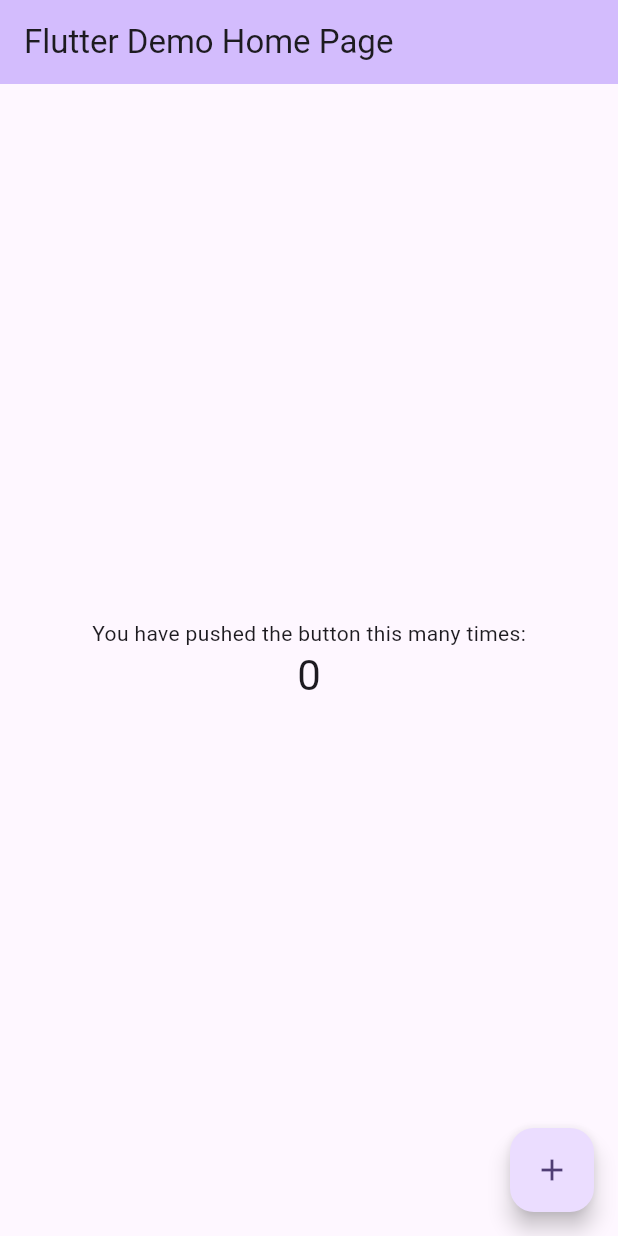
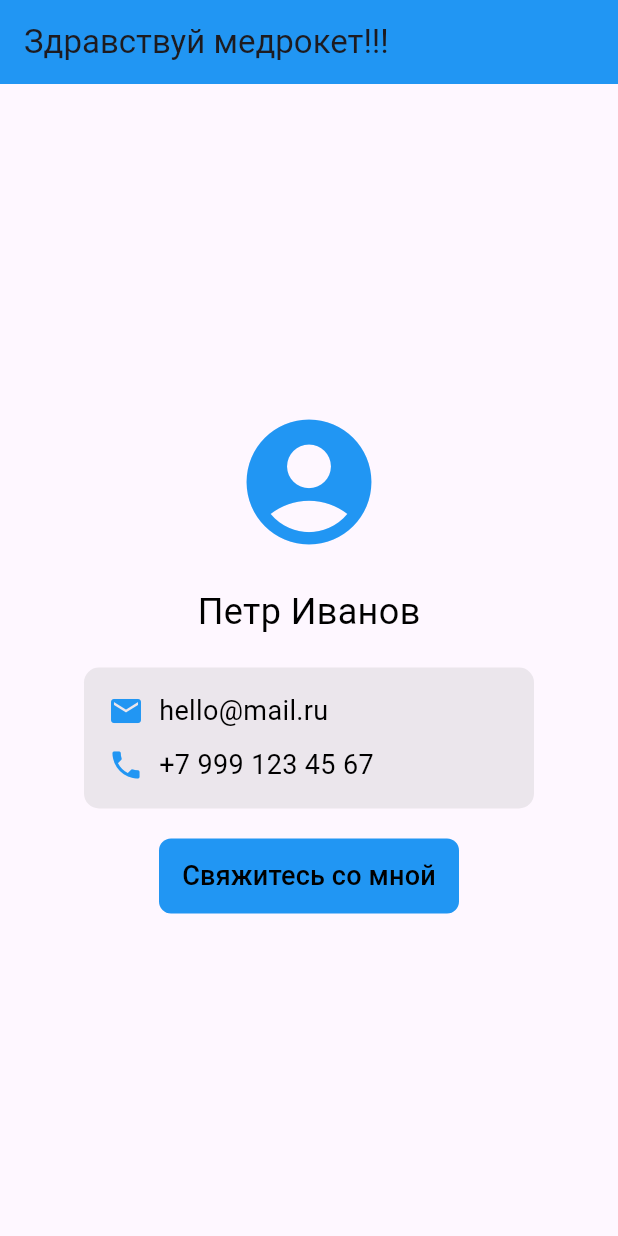
Before and after one commit to DtheCan/medrocket_hw, a Flutter app: the screen it shows after launch, on a phone screen of 412 x 824 dp. Run offline on Flutter 3.47's test engine with Material 3 defaults, Android fonts, the phone set to English and light mode, and no system bars.

Commit message:
Сделал страницу home_page

```diff
--- /dev/null
+++ b/lib/home_page.dart
@@ -0,0 +1,86 @@
+import 'package:flutter/material.dart';
+
+class Homepage extends StatelessWidget {
+  Homepage({super.key});
+
+  String hello = "Hello";
+
+  @override
+  Widget build(BuildContext context) {
+    return Scaffold(
+      appBar: AppBar(
+        title: Text("Здравствуй медрокет!!!"),
+        backgroundColor: Colors.blue,
+      ),
+      body: Center(
+        child: Column(
+          mainAxisAlignment: MainAxisAlignment.center,
+          children: [
+            const Icon(Icons.account_circle, size: 100, color: Colors.blue),
+            const SizedBox(height: 20),
+            const Text(
+              "Петр Иванов",
+              style: TextStyle(fontSize: 24, color: Colors.black),
+            ),
+            const SizedBox(height: 20),
+            Center(
+              child: Container(
+                constraints: BoxConstraints(maxWidth: 300),
+                decoration: BoxDecoration(
+                  color: Colors.grey.withAlpha(50),
+                  borderRadius: BorderRadius.circular(10),
+                ),
+                child: Padding(
+                  padding: EdgeInsets.all(16.0),
+                  child: Column(
+                    children: [
+                      Row(
+                        children: [
+                          const Icon(Icons.email, size: 24, color: Colors.blue),
+                          const SizedBox(width: 10),
+                          Text(
+                            "hello@mail.ru",
+                            style: TextStyle(fontSize: 18, color: Colors.black),
+                          ),
+                        ],
+                      ),
+                      const SizedBox(height: 10),
+                      Row(
+                        children: [
+                          Icon(Icons.phone, size: 24, color: Colors.blue),
+                          const SizedBox(width: 10),
+                          Text(
+                            "+7 999 123 45 67",
+                            style: TextStyle(fontSize: 18, color: Colors.black),
+                          ),
+                        ],
+                      ),
+                    ],
+                  ),
+                ),
+              ),
+            ),
+            SizedBox(height: 20),
+            SizedBox(
+              width: 200,
+              height: 50,
+              child: TextButton(
+                onPressed: () {
+                  print(hello);
+                },
+                style: TextButton.styleFrom(
+                  backgroundColor: Colors.blue,
+                  foregroundColor: Colors.black,
+                  shape: RoundedRectangleBorder(
+                    borderRadius: BorderRadius.circular(8.0),
+                  ),
+                ),
+                child: Text("Свяжитесь со мной", style: TextStyle(fontSize: 18, color: Colors.black)),
+              ),
+            ),
+          ],
+        ),
+      ),
+    );
+  }
+}
--- a/lib/main.dart
+++ b/lib/main.dart
@@ -1,121 +1,16 @@
 import 'package:flutter/material.dart';
+import 'home_page.dart';
 
-void main() {
-  runApp(const MyApp());
-}
+void main() => runApp(const MyApp());
 
 class MyApp extends StatelessWidget {
   const MyApp({super.key});
 
-  // This widget is the root of your application.
   @override
   Widget build(BuildContext context) {
     return MaterialApp(
-      title: 'Flutter Demo',
-      theme: ThemeData(
-        // This is the theme of your application.
-        //
-        // TRY THIS: Try running your application with "flutter run". You'll see
-        // the application has a purple toolbar. Then, without quitting the app,
-        // try changing the seedColor in the colorScheme below to Colors.green
-        // and then invoke "hot reload" (save your changes or press the "hot
-        // reload" button in a Flutter-supported IDE, or press "r" if you used
-        // the command line to start the app).
-        //
-        // Notice that the counter didn't reset back to zero; the application
-        // state is not lost during the reload. To reset the state, use hot
-        // restart instead.
-        //
-        // This works for code too, not just values: Most code changes can be
-        // tested with just a hot reload.
-        colorScheme: .fromSeed(seedColor: Colors.deepPurple),
-      ),
-      home: const MyHomePage(title: 'Flutter Demo Home Page'),
-    );
-  }
-}
-
-class MyHomePage extends StatefulWidget {
-  const MyHomePage({super.key, required this.title});
-
-  // This widget is the home page of your application. It is stateful, meaning
-  // that it has a State object (defined below) that contains fields that affect
-  // how it looks.
-
-  // This class is the configuration for the state. It holds the values (in this
-  // case the title) provided by the parent (in this case the App widget) and
-  // used by the build method of the State. Fields in a Widget subclass are
-  // always marked "final".
-
-  final String title;
-
-  @override
-  State<MyHomePage> createState() => _MyHomePageState();
-}
-
-class _MyHomePageState extends State<MyHomePage> {
-  int _counter = 0;
-
-  void _incrementCounter() {
-    setState(() {
-      // This call to setState tells the Flutter framework that something has
-      // changed in this State, which causes it to rerun the build method below
-      // so that the display can reflect the updated values. If we changed
-      // _counter without calling setState(), then the build method would not be
-      // called again, and so nothing would appear to happen.
-      _counter++;
-    });
-  }
-
-  @override
-  Widget build(BuildContext context) {
-    // This method is rerun every time setState is called, for instance as done
-    // by the _incrementCounter method above.
-    //
-    // The Flutter framework has been optimized to make rerunning build methods
-    // fast, so that you can just rebuild anything that needs updating rather
-    // than having to individually change instances of widgets.
-    return Scaffold(
-      appBar: AppBar(
-        // TRY THIS: Try changing the color here to a specific color (to
-        // Colors.amber, perhaps?) and trigger a hot reload to see the AppBar
-        // change color while the other colors stay the same.
-        backgroundColor: Theme.of(context).colorScheme.inversePrimary,
-        // Here we take the value from the MyHomePage object that was created by
-        // the App.build method, and use it to set our appbar title.
-        title: Text(widget.title),
-      ),
-      body: Center(
-        // Center is a layout widget. It takes a single child and positions it
-        // in the middle of the parent.
-        child: Column(
-          // Column is also a layout widget. It takes a list of children and
-          // arranges them vertically. By default, it sizes itself to fit its
-          // children horizontally, and tries to be as tall as its parent.
-          //
-          // Column has various properties to control how it sizes itself and
-          // how it positions its children. Here we use mainAxisAlignment to
-          // center the children vertically; the main axis here is the vertical
-          // axis because Columns are vertical (the cross axis would be
-          // horizontal).
-          //
-          // TRY THIS: Invoke "debug painting" (choose the "Toggle Debug Paint"
-          // action in the IDE, or press "p" in the console), to see the
-          // wireframe for each widget.
-          mainAxisAlignment: .center,
-          children: [
-            const Text('You have pushed the button this many times:'),
-            Text(
-              '$_counter',
-              style: Theme.of(context).textTheme.headlineMedium,
-            ),
-          ],
-        ),
-      ),
-      floatingActionButton: FloatingActionButton(
-        onPressed: _incrementCounter,
-        tooltip: 'Increment',
-        child: const Icon(Icons.add),
+      home: Scaffold(
+        body: Homepage(),
       ),
     );
   }
```
